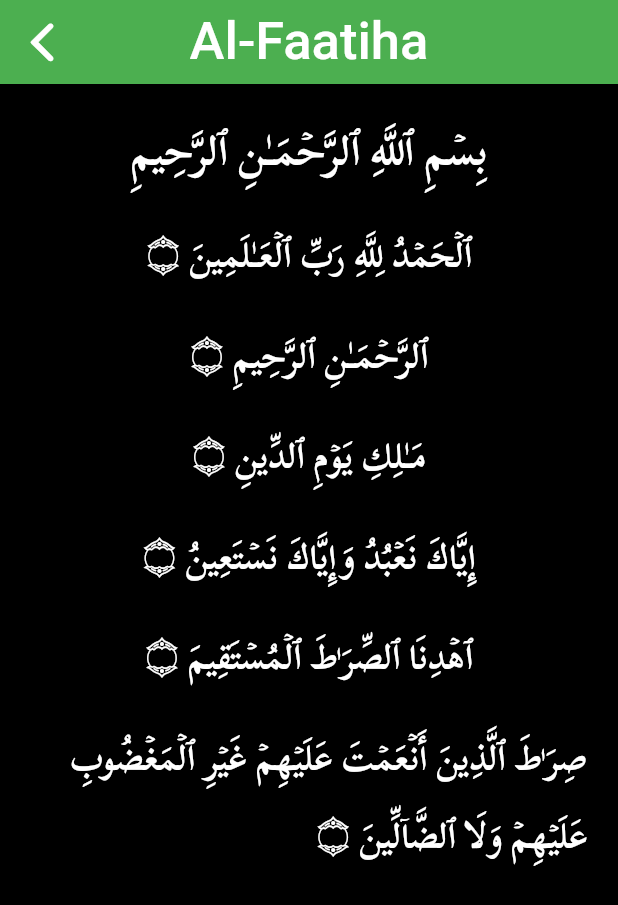
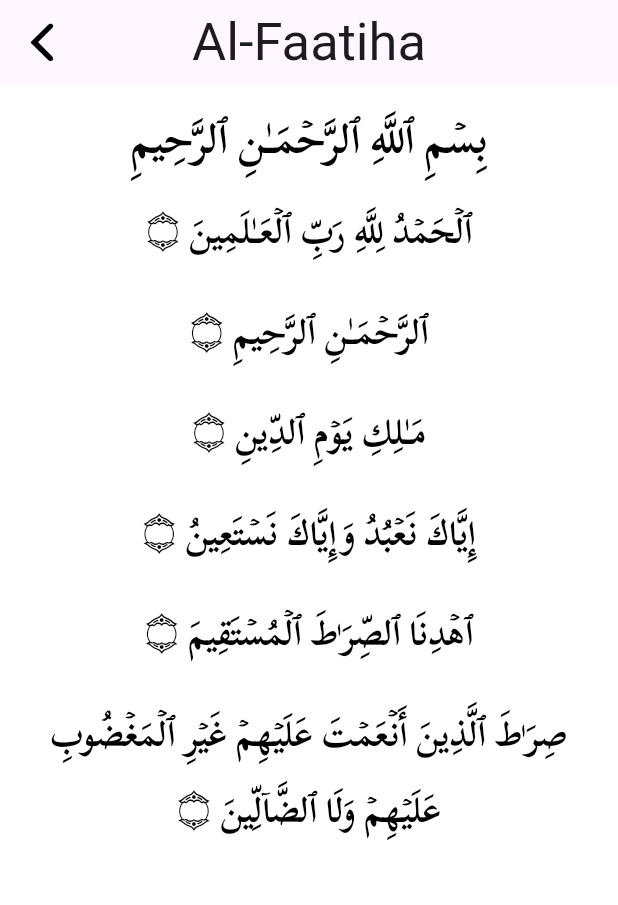
Before and after one commit to AbduazizProger/Quran, a Flutter app: the screen it shows after launch, after a tap on an icon or button, on a phone screen of 412 x 824 dp. Shown: the top 905 px of the screen. Run offline on Flutter 3.47's test engine with Material 2 defaults, Android fonts, the light colour scheme and no system bars; our stand-ins replace audioplayers.

Commit message:
text of quran finished

```diff
--- a/lib/components/surah_content_widget.dart
+++ b/lib/components/surah_content_widget.dart
@@ -32,9 +32,10 @@ class SurahContentWidget extends StatelessWidget {
                 child: Text(
                   "بِسۡمِ ٱللَّهِ ٱلرَّحۡمَـٰنِ ٱلرَّحِیمِ",
                   textDirection: TextDirection.rtl,
+                  textAlign: TextAlign.center,
                   style: TextStyle(
                     fontFamily: 'ScheherazadeNew',
-                    color: Colors.white,
+                    color: Colors.black,
                     fontSize: 27,
                   ),
                 ),
@@ -45,9 +46,10 @@ class SurahContentWidget extends StatelessWidget {
                       child: Text(
                         '$text ۝',
                         textDirection: TextDirection.rtl,
+                        textAlign: TextAlign.center,
                         style: const TextStyle(
                           fontFamily: 'ScheherazadeNew',
-                          color: Colors.white,
+                          color: Colors.black,
                           fontSize: 23,
                           height: 2.25,
                         ),
@@ -66,13 +68,14 @@ class SurahContentWidget extends StatelessWidget {
             child: Text(
               '$text ۝',
               textDirection: TextDirection.rtl,
+              textAlign: TextAlign.center,
               textHeightBehavior: const TextHeightBehavior(
                 applyHeightToFirstAscent: false,
                 applyHeightToLastDescent: false,
               ),
               style: const TextStyle(
                 fontFamily: 'ScheherazadeNew',
-                color: Colors.white,
+                color: Colors.black,
                 fontSize: 23,
                 height: 2.25,
               ),
--- a/lib/components/surah_name_content.dart
+++ b/lib/components/surah_name_content.dart
@@ -17,9 +17,18 @@ class SurahNameContent extends StatelessWidget {
       padding: const EdgeInsets.all(6.0),
       decoration: BoxDecoration(
         borderRadius: BorderRadius.circular(20),
-        border: Border.all(
-          color: Colors.white,
-        ),
+        // border: Border.all(
+        //   color: Colors.white,
+        // ),
+        boxShadow: const [
+          BoxShadow(
+            blurRadius: 12,
+            spreadRadius: 4,
+            offset: Offset(5, 7),
+            color: Colors.grey,
+            blurStyle: BlurStyle.outer,
+          ),
+        ],
       ),
       child: Row(
         mainAxisAlignment: MainAxisAlignment.spaceBetween,
@@ -31,7 +40,7 @@ class SurahNameContent extends StatelessWidget {
               style: const TextStyle(
                 fontWeight: FontWeight.bold,
                 fontSize: 18,
-                color: Colors.white,
+                // color: Colors.white,
               ),
             ),
           ),
@@ -43,7 +52,7 @@ class SurahNameContent extends StatelessWidget {
                 style: const TextStyle(
                   fontWeight: FontWeight.bold,
                   fontSize: 18,
-                  color: Colors.white,
+                  // color: Colors.white,
                 ),
               ),
               Text(
@@ -51,7 +60,7 @@ class SurahNameContent extends StatelessWidget {
                 style: const TextStyle(
                   fontWeight: FontWeight.bold,
                   fontSize: 18,
-                  color: Colors.white,
+                  // color: Colors.white,
                 ),
               ),
             ],
@@ -67,7 +76,7 @@ class SurahNameContent extends StatelessWidget {
                     fontFamily: 'ScheherazadeNew',
                     fontWeight: FontWeight.bold,
                     fontSize: 18,
-                    color: Colors.white,
+                    // color: Colors.white,
                   ),
                 ),
                 Text(
@@ -75,7 +84,7 @@ class SurahNameContent extends StatelessWidget {
                   style: const TextStyle(
                     fontWeight: FontWeight.bold,
                     fontSize: 18,
-                    color: Colors.white,
+                    // color: Colors.white,
                   ),
                 ),
               ],
--- a/lib/components/surah_name_widget.dart
+++ b/lib/components/surah_name_widget.dart
@@ -17,7 +17,7 @@ class SurahNameWidget extends StatelessWidget {
   Widget build(BuildContext context) {
     return Center(
       child: Padding(
-        padding: const EdgeInsets.all(4.0),
+        padding: const EdgeInsets.all(8.0),
         child: ConstrainedBox(
           constraints: const BoxConstraints(
             maxWidth: 500,
--- a/lib/main.dart
+++ b/lib/main.dart
@@ -15,6 +15,7 @@ class MyApp extends StatelessWidget {
       debugShowCheckedModeBanner: false,
       theme: ThemeData(
         primarySwatch: Colors.green,
+        useMaterial3: true,
       ),
       home: const AllThingsPage(),
     );
--- a/lib/pages/all_things_page.dart
+++ b/lib/pages/all_things_page.dart
@@ -51,16 +51,15 @@ class _AllThingsPageState extends State<AllThingsPage> {
           ),
         ),
         centerTitle: true,
-        backgroundColor: Colors.green,
       ),
       body: definePage(),
       bottomNavigationBar: BottomNavigationBar(
-        backgroundColor: Colors.black,
+        backgroundColor: Colors.transparent,
         currentIndex: pageIndex,
-        selectedItemColor: Colors.amber,
-        unselectedItemColor: Colors.white,
+        unselectedItemColor: Colors.black,
         showUnselectedLabels: true,
         showSelectedLabels: false,
+        elevation: 0,
         onTap: (value) {
           setState(() {
             pageIndex = value;
@@ -74,17 +73,18 @@ class _AllThingsPageState extends State<AllThingsPage> {
               children: const [
                 Icon(
                   Icons.book_outlined,
-                  color: Colors.white,
+                  color: Colors.blueGrey,
+                  size: 30,
                 ),
                 Text(
                   ' Quran',
-                  style: TextStyle(color: Colors.amber),
+                  style: TextStyle(color: Colors.black),
                 ),
               ],
             ),
             icon: const Icon(
               Icons.book_outlined,
-              color: Colors.white,
+              color: Colors.black,
             ),
             label: 'Quran',
           ),
@@ -95,17 +95,18 @@ class _AllThingsPageState extends State<AllThingsPage> {
               children: const [
                 Icon(
                   Icons.audiotrack_rounded,
-                  color: Colors.white,
+                  color: Colors.blueGrey,
+                  size: 30,
                 ),
                 Text(
                   ' Audio',
-                  style: TextStyle(color: Colors.amber),
+                  style: TextStyle(color: Colors.black),
                 ),
               ],
             ),
             icon: const Icon(
               Icons.audiotrack_rounded,
-              color: Colors.white,
+              color: Colors.black,
             ),
             label: 'Audio',
           ),
@@ -116,17 +117,18 @@ class _AllThingsPageState extends State<AllThingsPage> {
               children: const [
                 Icon(
                   Icons.settings,
-                  color: Colors.white,
+                  color: Colors.blueGrey,
+                  size: 30,
                 ),
                 Text(
                   ' Settings',
-                  style: TextStyle(color: Colors.amber),
+                  style: TextStyle(color: Colors.black),
                 ),
               ],
             ),
             icon: const Icon(
               Icons.settings,
-              color: Colors.white,
+              color: Colors.black,
             ),
             label: 'Settings',
           ),
--- a/lib/pages/surah_audios_page.dart
+++ b/lib/pages/surah_audios_page.dart
@@ -1,10 +1,16 @@
 import 'package:flutter/material.dart';
+import 'package:audioplayers/audioplayers.dart';
+
+//  "https://cdn.islamic.network/quran/audio-surah/128/ar.abdulbasitmujawwad/"
 
 class SurahAudiosPage extends StatelessWidget {
   const SurahAudiosPage({super.key});
 
   @override
   Widget build(BuildContext context) {
-    return Container();
+    return ListView.builder(
+      itemCount: 114,
+      itemBuilder: (context, index) {},
+    );
   }
 }
--- a/lib/pages/surah_names_page.dart
+++ b/lib/pages/surah_names_page.dart
@@ -11,7 +11,7 @@ class SurahNamesPage extends StatelessWidget {
   @override
   Widget build(BuildContext context) {
     return Container(
-      color: Colors.black,
+      color: Colors.white,
       child: FutureBuilder(
         future: fetchSuras(),
         builder: (BuildContext context, AsyncSnapshot<List<Suras>> snapshot) {
--- a/lib/pages/surah_page.dart
+++ b/lib/pages/surah_page.dart
@@ -43,7 +43,7 @@ class _SurahPageState extends State<SurahPage> {
           leading: IconButton(
             icon: const Icon(
               CupertinoIcons.back,
-              color: Colors.white,
+              color: Colors.black,
               size: 40,
             ),
             onPressed: () {
@@ -51,10 +51,9 @@ class _SurahPageState extends State<SurahPage> {
             },
           ),
           centerTitle: true,
-          backgroundColor: Colors.green,
         ),
         body: Container(
-          color: Colors.black,
+          color: Colors.white,
           child: FutureBuilder(
             future: fetchSurah(widget.surahIndex),
             builder:
@@ -68,7 +67,7 @@ class _SurahPageState extends State<SurahPage> {
               } else if (snapshot.hasError) {
                 return Text(
                   '${snapshot.error}',
-                  style: const TextStyle(color: Colors.white),
+                  style: const TextStyle(color: Colors.black),
                 );
               } else {
                 return const Center(child: CircularProgressIndicator());
--- a/pubspec.yaml
+++ b/pubspec.yaml
@@ -31,6 +31,7 @@ dependencies:
   flutter:
     sdk: flutter
   http: ^0.13.5
+  audioplayers: ^4.0.1
 
 
   # The following adds the Cupertino Icons font to your application.
```
Also changed, not shown: pubspec.lock, 5 other files.
